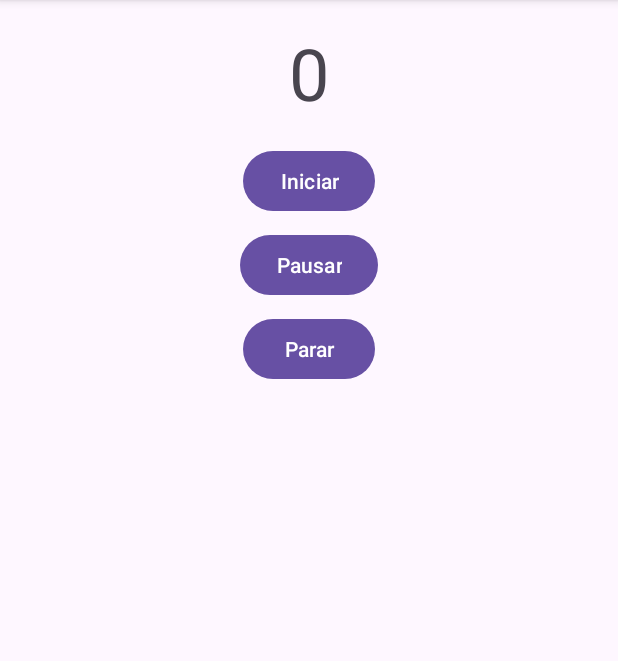
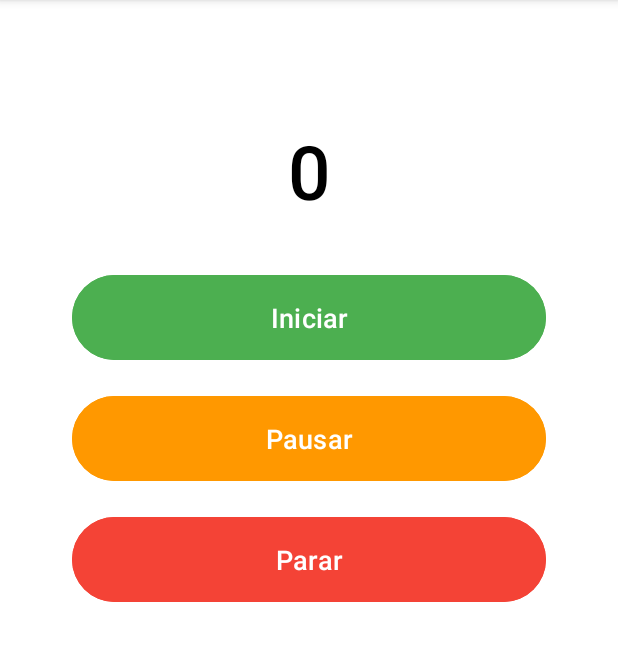
Before and after one commit to ils94/Personal_Trainer_App, an Android app: the screen it shows after launch (MainActivity), on a phone screen of 412 x 824 dp, the part 96-757 px from its top. Run offline under Robolectric (Android 15) with nearby library versions, the phone set to English and light mode, and no system bars.

Commit message:
more code

```diff
--- a/app/src/main/java/com/droidev/personaltrainer/MainActivity.java
+++ b/app/src/main/java/com/droidev/personaltrainer/MainActivity.java
@@ -97,7 +97,7 @@ public class MainActivity extends AppCompatActivity {
         new CountDownTimer(10000, 1000) {
             @Override
             public void onTick(long millisUntilFinished) {
-                timerTextView.setText("Iniciando em " + (millisUntilFinished / 1000));
+                timerTextView.setText(String.valueOf(millisUntilFinished / 1000));
             }
 
             @Override
--- a/app/src/main/res/layout/activity_main.xml
+++ b/app/src/main/res/layout/activity_main.xml
@@ -1,39 +1,70 @@
-<LinearLayout xmlns:android="http://schemas.android.com/apk/res/android"
+<ScrollView xmlns:android="http://schemas.android.com/apk/res/android"
     android:layout_width="match_parent"
     android:layout_height="match_parent"
+    android:background="@color/white">
+
+    <LinearLayout
+        android:layout_width="match_parent"
+        android:layout_height="wrap_content"
         android:orientation="vertical"
         android:padding="16dp">
 
+        <!-- Timer TextView -->
         <TextView
             android:id="@+id/timerTextView"
-        android:layout_width="wrap_content"
+            android:layout_width="match_parent"
             android:layout_height="wrap_content"
-        android:layout_gravity="center"
+            android:layout_marginTop="64dp"
+            android:layout_marginBottom="32dp"
+            android:fontFamily="sans-serif-medium"
             android:gravity="center"
             android:text="0"
-        android:textSize="48sp" />
+            android:textColor="@color/black"
+            android:textSize="50sp" />
 
+        <!-- Start Button -->
         <Button
             android:id="@+id/startButton"
-        android:layout_width="wrap_content"
+            android:layout_width="match_parent"
             android:layout_height="wrap_content"
-        android:layout_gravity="center"
-        android:layout_marginTop="16dp"
-        android:text="Iniciar" />
+            android:layout_marginStart="32dp"
+            android:layout_marginEnd="32dp"
+            android:layout_marginBottom="16dp"
+            android:backgroundTint="@color/green_500"
+            android:padding="16dp"
+            android:text="Iniciar"
+            android:textAllCaps="false"
+            android:textColor="@color/white"
+            android:textSize="18sp" />
 
+        <!-- Pause Button -->
         <Button
             android:id="@+id/pauseButton"
-        android:layout_width="wrap_content"
+            android:layout_width="match_parent"
             android:layout_height="wrap_content"
-        android:layout_gravity="center"
-        android:layout_marginTop="8dp"
-        android:text="Pausar" />
+            android:layout_marginStart="32dp"
+            android:layout_marginEnd="32dp"
+            android:layout_marginBottom="16dp"
+            android:backgroundTint="@color/orange_500"
+            android:padding="16dp"
+            android:text="Pausar"
+            android:textAllCaps="false"
+            android:textColor="@color/white"
+            android:textSize="18sp" />
 
+        <!-- Stop Button -->
         <Button
             android:id="@+id/stopButton"
-        android:layout_width="wrap_content"
+            android:layout_width="match_parent"
             android:layout_height="wrap_content"
-        android:layout_gravity="center"
-        android:layout_marginTop="8dp"
-        android:text="Parar" />
+            android:layout_marginStart="32dp"
+            android:layout_marginEnd="32dp"
+            android:backgroundTint="@color/red_500"
+            android:padding="16dp"
+            android:text="Parar"
+            android:textAllCaps="false"
+            android:textColor="@color/white"
+            android:textSize="18sp" />
+
     </LinearLayout>
+</ScrollView>
--- a/app/src/main/res/values/colors.xml
+++ b/app/src/main/res/values/colors.xml
@@ -1,5 +1,10 @@
 <?xml version="1.0" encoding="utf-8"?>
 <resources>
-    <color name="black">#FF000000</color>
-    <color name="white">#FFFFFFFF</color>
+    <color name="white">#FFFFFF</color>
+    <color name="black">#000000</color>
+    <color name="green_500">#4CAF50</color>
+    <color name="orange_500">#FF9800</color>
+    <color name="red_500">#F44336</color>
+    <color name="light_gray">#F5F5F5</color>
+    <color name="blue_500">#2196F3</color>
 </resources>
```
Also changed, not shown: app/src/main/res/layout/activity_config.xml (+56 -11 lines). Lines whose indentation alone changed are shown as unchanged.
